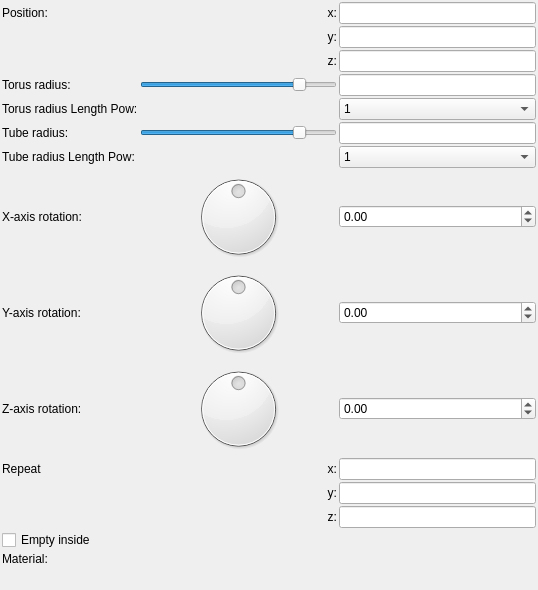
buddhi1980/mandelbulber2, file mandelbulber2/formula/ui/primitive_torus.ui: the form before one commit.
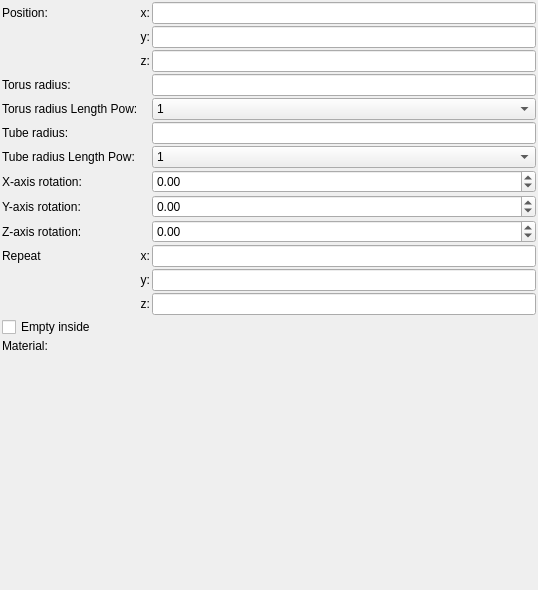
The form after the commit. Custom widgets are drawn as their Qt base class.

Commit message: Cleaned up more fractal UIs and all UIs for primitives.

Diff of the .ui file:
```diff
--- a/mandelbulber2/formula/ui/primitive_torus.ui
+++ b/mandelbulber2/formula/ui/primitive_torus.ui
@@ -99,19 +99,6 @@
        </property>
       </widget>
      </item>
-     <item row="13" column="0" colspan="2">
-      <widget class="MyCheckBox" name="checkBox_empty">
-       <property name="sizePolicy">
-        <sizepolicy hsizetype="Minimum" vsizetype="Maximum">
-         <horstretch>0</horstretch>
-         <verstretch>0</verstretch>
-        </sizepolicy>
-       </property>
-       <property name="text">
-        <string>Empty inside</string>
-       </property>
-      </widget>
-     </item>
      <item row="9" column="0">
       <widget class="QLabel" name="label_15">
        <property name="text">
@@ -147,19 +134,6 @@
        </property>
       </widget>
      </item>
-     <item row="9" column="1">
-      <widget class="QDial" name="dial3_rotation_z">
-       <property name="minimum">
-        <number>-18000</number>
-       </property>
-       <property name="maximum">
-        <number>18000</number>
-       </property>
-       <property name="wrapping">
-        <bool>true</bool>
-       </property>
-      </widget>
-     </item>
      <item row="0" column="2">
       <widget class="MyLineEdit" name="vect3_position_x">
        <property name="sizePolicy">
@@ -241,19 +215,6 @@
        </property>
       </widget>
      </item>
-     <item row="7" column="1">
-      <widget class="QDial" name="dial3_rotation_x">
-       <property name="minimum">
-        <number>-18000</number>
-       </property>
-       <property name="maximum">
-        <number>18000</number>
-       </property>
-       <property name="wrapping">
-        <bool>true</bool>
-       </property>
-      </widget>
-     </item>
      <item row="8" column="2">
       <widget class="MyDoubleSpinBox" name="spinboxd3_rotation_y">
        <property name="sizePolicy">
@@ -282,31 +243,6 @@
        </property>
       </widget>
      </item>
-     <item row="5" column="1">
-      <widget class="QSlider" name="logslider_tube_radius">
-       <property name="sizePolicy">
-        <sizepolicy hsizetype="Expanding" vsizetype="Maximum">
-         <horstretch>0</horstretch>
-         <verstretch>0</verstretch>
-        </sizepolicy>
-       </property>
-       <property name="sizeIncrement">
-        <size>
-         <width>0</width>
-         <height>0</height>
-        </size>
-       </property>
-       <property name="minimum">
-        <number>-1500</number>
-       </property>
-       <property name="maximum">
-        <number>300</number>
-       </property>
-       <property name="orientation">
-        <enum>Qt::Horizontal</enum>
-       </property>
-      </widget>
-     </item>
      <item row="0" column="1">
       <widget class="QLabel" name="label_11">
        <property name="text">
@@ -357,19 +293,6 @@
        </property>
       </widget>
      </item>
-     <item row="8" column="1">
-      <widget class="QDial" name="dial3_rotation_y">
-       <property name="minimum">
-        <number>-18000</number>
-       </property>
-       <property name="maximum">
-        <number>18000</number>
-       </property>
-       <property name="wrapping">
-        <bool>true</bool>
-       </property>
-      </widget>
-     </item>
      <item row="0" column="0">
       <widget class="QLabel" name="label_10">
        <property name="text">
@@ -473,31 +396,6 @@
        </item>
       </widget>
      </item>
-     <item row="3" column="1">
-      <widget class="QSlider" name="logslider_radius">
-       <property name="sizePolicy">
-        <sizepolicy hsizetype="Expanding" vsizetype="Maximum">
-         <horstretch>0</horstretch>
-         <verstretch>0</verstretch>
-        </sizepolicy>
-       </property>
-       <property name="sizeIncrement">
-        <size>
-         <width>0</width>
-         <height>0</height>
-        </size>
-       </property>
-       <property name="minimum">
-        <number>-1500</number>
-       </property>
-       <property name="maximum">
-        <number>300</number>
-       </property>
-       <property name="orientation">
-        <enum>Qt::Horizontal</enum>
-       </property>
-      </widget>
-     </item>
      <item row="3" column="2">
       <widget class="MyLineEdit" name="logedit_radius">
        <property name="sizePolicy">
@@ -508,6 +406,19 @@
        </property>
       </widget>
      </item>
+     <item row="13" column="0" colspan="3">
+      <widget class="MyCheckBox" name="checkBox_empty">
+       <property name="sizePolicy">
+        <sizepolicy hsizetype="Minimum" vsizetype="Maximum">
+         <horstretch>0</horstretch>
+         <verstretch>0</verstretch>
+        </sizepolicy>
+       </property>
+       <property name="text">
+        <string>Empty inside</string>
+       </property>
+      </widget>
+     </item>
     </layout>
    </item>
    <item>
```
Left out of the diff: 6 changed lines with no effect on the pictures. The commit also changes 15 other files.
